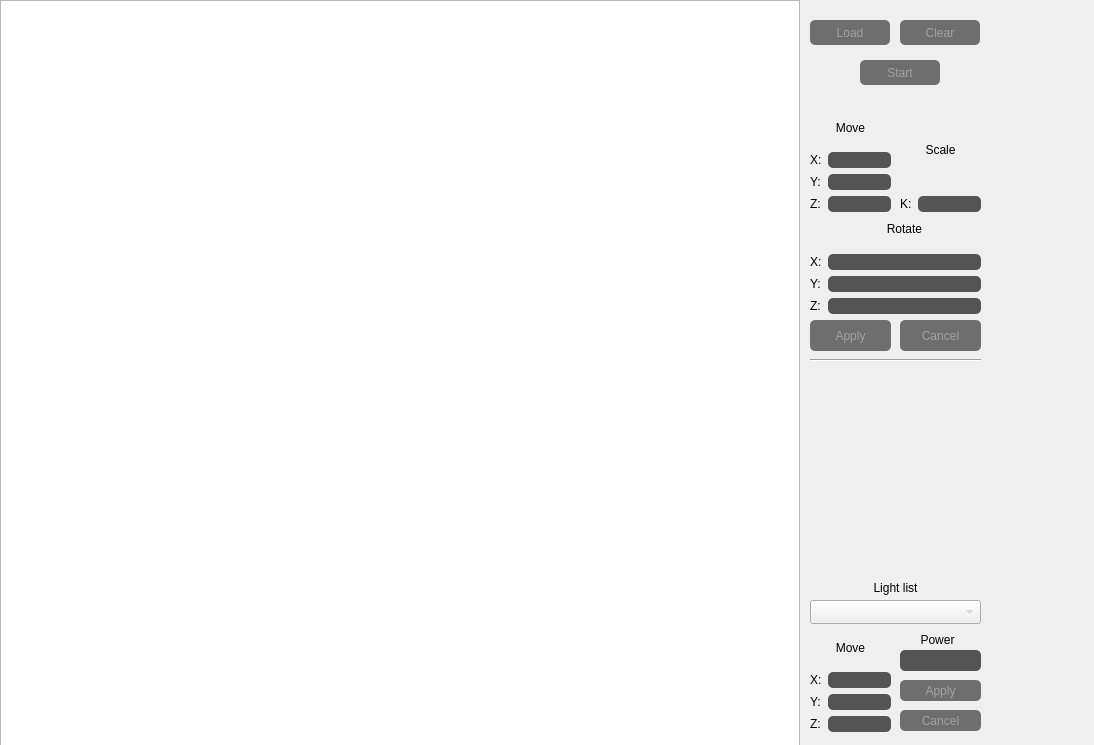
First picture: the form in shlyapos/FooG/UiForms/mainwindow.ui, repository tatarinova0903/bmstu_cg_course, before the edit.
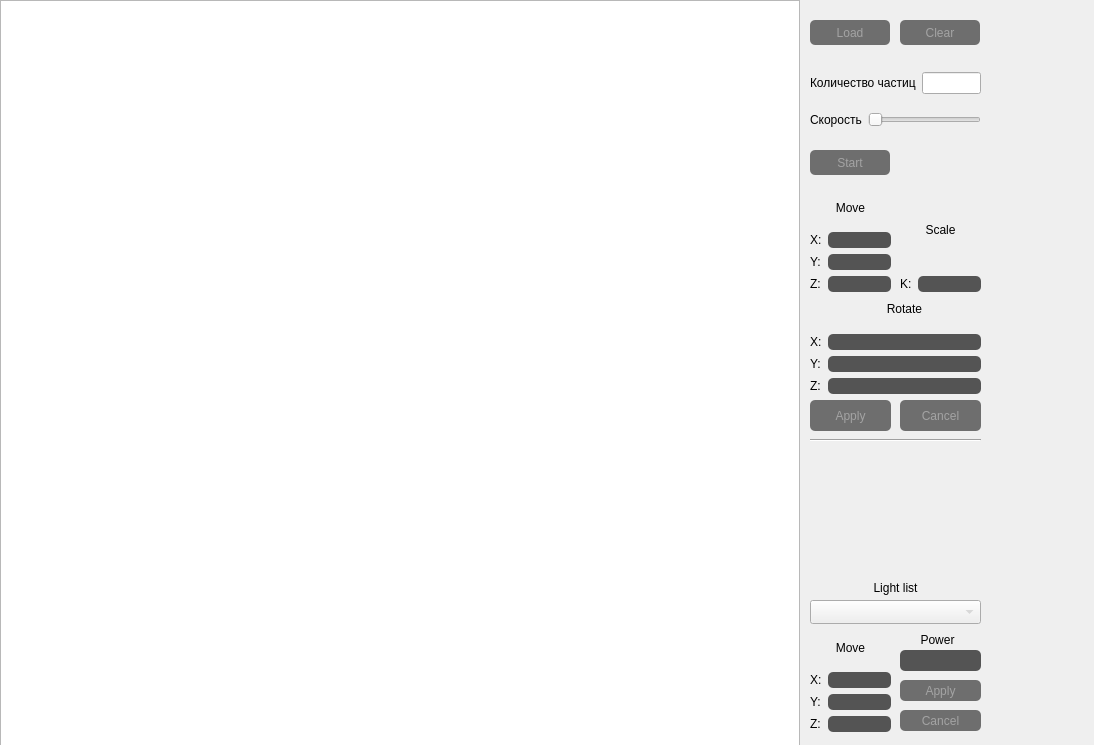
Second picture: the form after the edit.

Commit message: пользователь может задавать количество частиц

Patch:
```diff
--- a/shlyapos/FooG/UiForms/mainwindow.ui
+++ b/shlyapos/FooG/UiForms/mainwindow.ui
@@ -62,7 +62,7 @@
     <property name="geometry">
      <rect>
       <x>810</x>
-      <y>110</y>
+      <y>190</y>
       <width>81</width>
       <height>102</height>
      </rect>
@@ -145,7 +145,7 @@
     <property name="geometry">
      <rect>
       <x>900</x>
-      <y>320</y>
+      <y>400</y>
       <width>81</width>
       <height>31</height>
      </rect>
@@ -174,7 +174,7 @@
     <property name="geometry">
      <rect>
       <x>810</x>
-      <y>320</y>
+      <y>400</y>
       <width>81</width>
       <height>31</height>
      </rect>
@@ -203,7 +203,7 @@
     <property name="geometry">
      <rect>
       <x>900</x>
-      <y>110</y>
+      <y>190</y>
       <width>81</width>
       <height>102</height>
      </rect>
@@ -248,7 +248,7 @@
     <property name="geometry">
      <rect>
       <x>810</x>
-      <y>350</y>
+      <y>430</y>
       <width>171</width>
       <height>20</height>
      </rect>
@@ -380,7 +380,7 @@
     <property name="geometry">
      <rect>
       <x>810</x>
-      <y>210</y>
+      <y>290</y>
       <width>171</width>
       <height>104</height>
      </rect>
@@ -583,8 +583,8 @@
    <widget class="QPushButton" name="pushButton_start">
     <property name="geometry">
      <rect>
-      <x>860</x>
-      <y>60</y>
+      <x>810</x>
+      <y>150</y>
       <width>80</width>
       <height>25</height>
      </rect>
@@ -609,6 +609,54 @@
      <string>Start</string>
     </property>
    </widget>
+   <widget class="QWidget" name="gridLayoutWidget">
+    <property name="geometry">
+     <rect>
+      <x>810</x>
+      <y>60</y>
+      <width>171</width>
+      <height>80</height>
+     </rect>
+    </property>
+    <layout class="QGridLayout" name="gridLayout_3">
+     <item row="0" column="0">
+      <layout class="QVBoxLayout" name="verticalLayout_3">
+       <item>
+        <layout class="QHBoxLayout" name="horizontalLayout">
+         <item>
+          <widget class="QLabel" name="virus_count_label">
+           <property name="text">
+            <string>Количество частиц</string>
+           </property>
+          </widget>
+         </item>
+         <item>
+          <widget class="QLineEdit" name="virus_count_field"/>
+         </item>
+        </layout>
+       </item>
+      </layout>
+     </item>
+     <item row="1" column="0">
+      <layout class="QHBoxLayout" name="horizontalLayout_2">
+       <item>
+        <widget class="QLabel" name="speed_label">
+         <property name="text">
+          <string>Скорость</string>
+         </property>
+        </widget>
+       </item>
+       <item>
+        <widget class="QSlider" name="speed_slider">
+         <property name="orientation">
+          <enum>Qt::Horizontal</enum>
+         </property>
+        </widget>
+       </item>
+      </layout>
+     </item>
+    </layout>
+   </widget>
   </widget>
  </widget>
  <resources/>
```
The commit also changes 2 other files.
